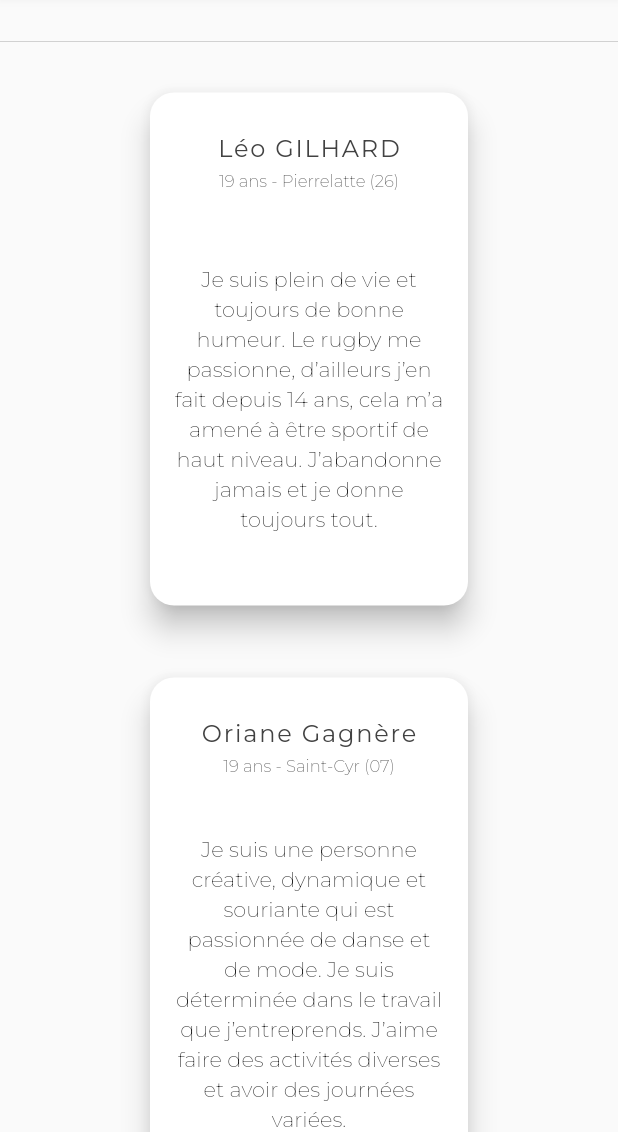
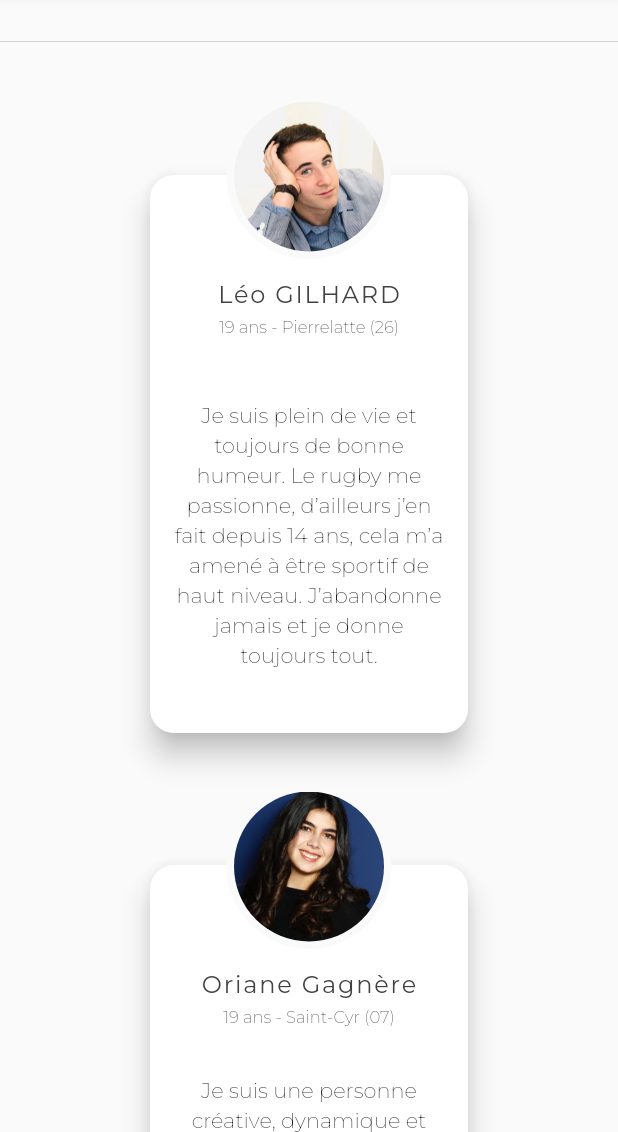
Before and after one commit to gilhardl/com_valglo, a Flutter app: the screen it shows after launch, scrolled down 1728 dp, on a phone screen of 412 x 824 dp, the part 104-1236 px from its top. Run offline on Flutter 3.47's test engine with Material 2 defaults, Android fonts, the phone set to English and light mode, and no system bars; our stand-ins replace google_fonts.

Commit message:
improve PersonCard ui

```diff
--- a/lib/ui/home/about_us_section.dart
+++ b/lib/ui/home/about_us_section.dart
@@ -23,15 +23,15 @@ class AboutUsSection extends StatelessWidget {
             maxWidth: MQ.xlMaxWidth,
           ),
           child: Padding(
-            padding: const EdgeInsets.symmetric(vertical: 10.0),
+            padding: const EdgeInsets.symmetric(vertical: 65.0),
             child: Wrap(
               alignment: WrapAlignment.center,
               spacing: 50.0,
-              runSpacing: 40.0,
+              runSpacing: 80.0,
               children: _persons
                   .map((Person person) => ConstrainedBox(
                         constraints: BoxConstraints.tightFor(
-                            width: 220.0, height: 350.0),
+                            width: 220.0, height: 380.0),
                         child: PersonCard(
                           name: person.name,
                           age: person.age,
@@ -67,13 +67,21 @@ class PersonCard extends StatelessWidget {
 
   @override
   Widget build(BuildContext context) {
-    return Card(
+    return Stack(
+      overflow: Overflow.visible,
+      children: <Widget>[
+        Card(
           elevation: 8.0,
           shape: RoundedRectangleBorder(
             borderRadius: BorderRadius.circular(16.0),
           ),
           child: Padding(
-        padding: const EdgeInsets.all(8.0),
+            padding: const EdgeInsets.only(
+              left: 8.0,
+              top: 50.0,
+              right: 8.0,
+              bottom: 8.0,
+            ),
             child: Column(
               crossAxisAlignment: CrossAxisAlignment.center,
               children: <Widget>[
@@ -99,6 +107,47 @@ class PersonCard extends StatelessWidget {
               ],
             ),
           ),
+        ),
+        Positioned(
+          top: -50.0,
+          left: 0.0,
+          right: 0.0,
+          child: Row(
+            children: <Widget>[
+              Flexible(
+                flex: 1,
+                child: Container(
+                  height: 0.0,
+                ),
+              ),
+              Flexible(
+                flex: 2,
+                child: DecoratedBox(
+                  decoration: BoxDecoration(
+                    border: Border.all(
+                      color: Colors.grey[50],
+                      width: 5.0,
+                    ),
+                    borderRadius: BorderRadius.circular(100.0),
+                  ),
+                  child: Padding(
+                    padding: const EdgeInsets.all(5.0),
+                    child: ClipOval(
+                      child: Image.asset(picture),
+                    ),
+                  ),
+                ),
+              ),
+              Flexible(
+                flex: 1,
+                child: Container(
+                  height: 0.0,
+                ),
+              )
+            ],
+          ),
+        ),
+      ],
     );
   }
 }
```
Lines whose indentation alone changed are shown as unchanged.
